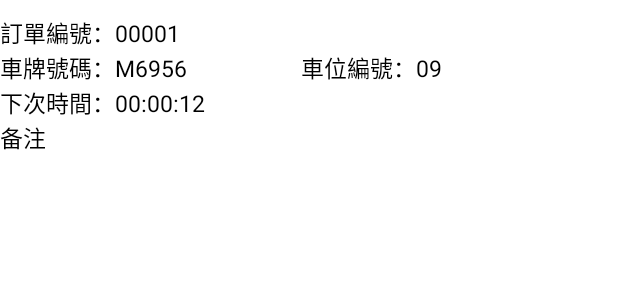
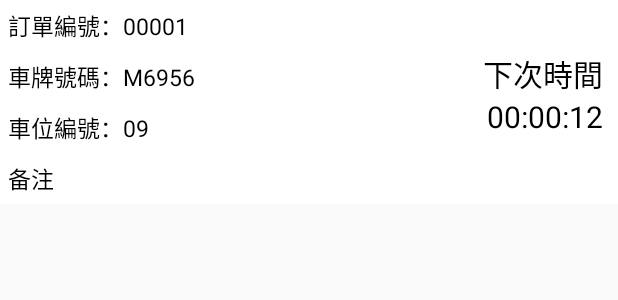
Before and after one commit to 17710622616/CoinHand, an Android app: the layout item_pop_order_list.xml on its own in the app's theme, with its tools: preview values and no code run, on a phone screen of 412 x 824 dp. Shown: the top 300 px of the screen. Run offline under Robolectric (Android 15) with nearby library versions, the phone set to English and light mode, and no system bars.

Commit message:
修改首頁訂單的重複問題 修改訂單列表的排版

```diff
--- a/app/src/main/java/com/bssf/john_li/coinhand/CHAdapter/PopUnKnowOrderListAdapter.java
+++ b/app/src/main/java/com/bssf/john_li/coinhand/CHAdapter/PopUnKnowOrderListAdapter.java
@@ -52,7 +52,6 @@ public class PopUnKnowOrderListAdapter extends BaseAdapter {
         if (convertView == null) {
             convertView = mInflater.inflate(R.layout.item_pop_order_list, null);
             holder = new ViewHolder();
-            holder.item_pop_iv = convertView.findViewById(R.id.item_pop_iv);
             holder.item_pop_order_no = convertView.findViewById(R.id.item_pop_order_no);
             holder.item_pop_car_no = convertView.findViewById(R.id.item_pop_car_no);
             holder.item_pop_car_port = convertView.findViewById(R.id.item_pop_car_port);
@@ -62,11 +61,10 @@ public class PopUnKnowOrderListAdapter extends BaseAdapter {
         } else {
             holder = (ViewHolder) convertView.getTag();
         }
-        //x.image().bind(holder.item_pop_iv,  String.valueOf(list.get(position).getOrder().getOrderNo()), options);
         holder.item_pop_order_no.setText("訂單編號：" + String.valueOf(list.get(position).getOrder().getOrderNo()));
         holder.item_pop_car_no.setText("車牌號碼：" + String.valueOf(list.get(position).getOrder().getCarNO()));
         holder.item_pop_car_port.setText("車位編號：" + String.valueOf(list.get(position).getOrder().getCarId()));
-        holder.item_pop_order_next_time.setText("下次時間：" + CHCommonUtils.stampToDate(String.valueOf(list.get(position).getOrder().getStartSlotTime())));
+        holder.item_pop_order_next_time.setText(CHCommonUtils.stampToDate(String.valueOf(list.get(position).getOrder().getStartSlotTime())));
         holder.item_pop_order_remark.setText("备注：" + String.valueOf(list.get(position).getOrder().getRemark()));
         long timeDiff = CHCommonUtils.compareTimestamps(list.get(position).getOrder().getStartSlotTime());
         if (timeDiff > -30) {
@@ -80,7 +78,6 @@ public class PopUnKnowOrderListAdapter extends BaseAdapter {
     }
 
     public class ViewHolder {
-        public ImageView item_pop_iv;
         public TextView item_pop_order_no, item_pop_car_no, item_pop_car_port, item_pop_order_next_time, item_pop_order_remark;
     }
 }
--- a/app/src/main/java/com/bssf/john_li/coinhand/CHUtils/CHCommonUtils.java
+++ b/app/src/main/java/com/bssf/john_li/coinhand/CHUtils/CHCommonUtils.java
@@ -374,7 +374,7 @@ public class CHCommonUtils {
     public static String stampToDate(String s) {
         String res;
         try {
-            SimpleDateFormat simpleDateFormat = new SimpleDateFormat("yyyy-MM-dd HH:mm:ss");
+            SimpleDateFormat simpleDateFormat = new SimpleDateFormat("HH:mm:ss");
             long lt = new Long(s);
             Date date = new Date(lt);
             res = simpleDateFormat.format(date);
--- a/app/src/main/res/layout/activity_order_detial.xml
+++ b/app/src/main/res/layout/activity_order_detial.xml
@@ -123,7 +123,8 @@
                     android:padding="10dp"
                     android:text="開始投幣時間：未知"
                     android:textColor="@color/colorBlack"
-                    android:textSize="16sp" />
+                    android:textSize="16sp"
+                    android:visibility="gone"/>
 
                 <View
                     android:layout_width="match_parent"
--- a/app/src/main/res/layout/item_pop_order_list.xml
+++ b/app/src/main/res/layout/item_pop_order_list.xml
@@ -1,75 +1,66 @@
 <?xml version="1.0" encoding="utf-8"?>
-<LinearLayout xmlns:android="http://schemas.android.com/apk/res/android"
-    android:orientation="horizontal"
-    android:layout_width="match_parent"
-    android:layout_height="match_parent"
-    android:background="#fff">
-
-    <ImageView
-        android:id="@+id/item_pop_iv"
-        android:layout_width="110dp"
-        android:layout_height="87dp"
-        android:src="@mipmap/car_sample"
-        android:scaleType="fitXY"
-        android:layout_gravity="center_vertical"
-        android:layout_margin="10dp"
-        android:visibility="gone"/>
-
-    <LinearLayout
+<RelativeLayout xmlns:android="http://schemas.android.com/apk/res/android"
     android:layout_width="match_parent"
     android:layout_height="wrap_content"
-        android:layout_marginBottom="10dp"
-        android:layout_marginRight="10dp"
-        android:layout_marginTop="10dp"
-        android:orientation="vertical">
-
+    android:background="#fff">
         <TextView
             android:id="@+id/item_pop_order_no"
             android:layout_width="wrap_content"
             android:layout_height="wrap_content"
             android:text="訂單編號：00001"
             android:textColor="#000"
-            android:textSize="15sp" />
-
-        <LinearLayout
-            android:layout_width="match_parent"
-            android:layout_height="wrap_content"
-            android:orientation="horizontal">
+            android:textSize="15sp"
+            android:padding="5dp"/>
 
         <TextView
             android:id="@+id/item_pop_car_no"
-                android:layout_width="0dp"
+            android:layout_width="wrap_content"
             android:layout_height="wrap_content"
-                android:layout_weight="1"
+            android:layout_below="@id/item_pop_order_no"
             android:text="車牌號碼：M6956"
             android:textColor="#000"
-                android:textSize="15sp" />
+            android:textSize="15sp"
+            android:padding="5dp"/>
 
         <TextView
             android:id="@+id/item_pop_car_port"
-                android:layout_width="0dp"
+            android:layout_width="wrap_content"
             android:layout_height="wrap_content"
-                android:layout_weight="1"
+            android:layout_below="@id/item_pop_car_no"
             android:text="車位編號：09"
             android:textColor="#000"
-                android:textSize="15sp" />
+            android:textSize="15sp"
+            android:padding="5dp"/>
 
-        </LinearLayout>
+        <TextView
+            android:id="@+id/item_pop_order_remark"
+            android:layout_width="wrap_content"
+            android:layout_height="wrap_content"
+            android:layout_below="@id/item_pop_car_port"
+            android:text="备注"
+            android:textColor="#000"
+            android:textSize="15sp"
+            android:padding="5dp"/>
+
+        <TextView
+            android:id="@+id/item_pop_order_next_time_text"
+            android:layout_width="wrap_content"
+            android:layout_height="wrap_content"
+            android:layout_alignParentRight="true"
+            android:layout_below="@id/item_pop_order_no"
+            android:layout_marginRight="10dp"
+            android:text="下次時間"
+            android:textColor="#000"
+            android:textSize="20sp" />
 
         <TextView
             android:id="@+id/item_pop_order_next_time"
             android:layout_width="wrap_content"
             android:layout_height="wrap_content"
-            android:text="下次時間：00:00:12"
+            android:layout_alignParentRight="true"
+            android:layout_below="@id/item_pop_order_next_time_text"
+            android:layout_marginRight="10dp"
+            android:text="00:00:12"
             android:textColor="#000"
-            android:textSize="15sp" />
-
-        <TextView
-            android:id="@+id/item_pop_order_remark"
-            android:layout_width="wrap_content"
-            android:layout_height="wrap_content"
-            android:text="备注"
-            android:textColor="#000"
-            android:textSize="15sp" />
-    </LinearLayout>
-</LinearLayout>
+            android:textSize="20sp" />
+</RelativeLayout>
```
Also changed, not shown: app/src/main/java/com/bssf/john_li/coinhand/CHAdapter/PopOrderListAdapter.java (+13 -8 lines), app/src/main/java/com/bssf/john_li/coinhand/CHFragment/InsertCoinsFragment.java (+5 -5 lines), app/src/main/java/com/bssf/john_li/coinhand/CHFragment/MineFragment.java (+7 -1 lines). Lines whose indentation alone changed are shown as unchanged.
